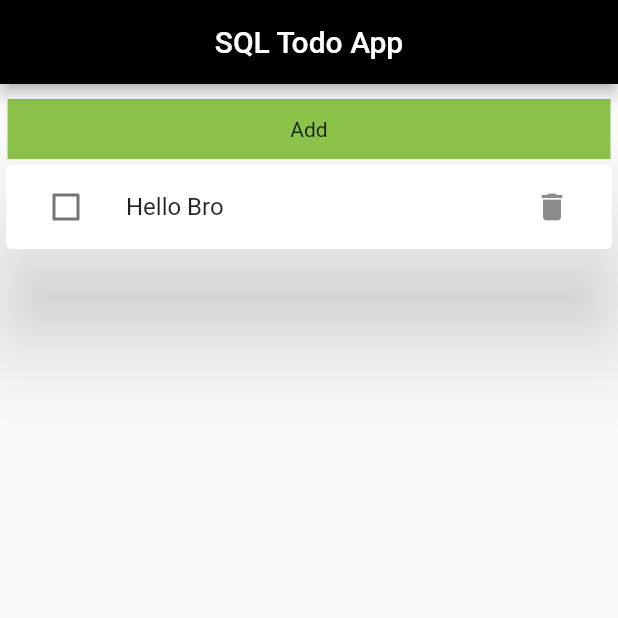
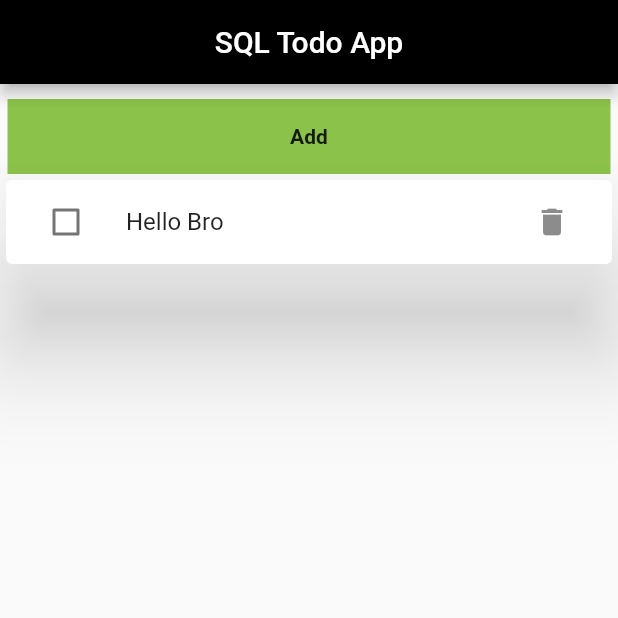
Before and after one commit to edewindt/todo_sqlflite, a Flutter app: the screen it shows after launch, on a phone screen of 412 x 824 dp, the top half of it. Run offline on Flutter 3.47's test engine with Material 2 defaults, Android fonts, the phone set to English and light mode, and no system bars.

Commit message:
added gesture dectector

```diff
--- a/lib/todo_list.dart
+++ b/lib/todo_list.dart
@@ -17,7 +17,7 @@ class _TodoListState extends State<TodoList> {
         width: 800,
         child: ListView(
           children: [
-            Container(margin: EdgeInsets.symmetric(horizontal: 5),height: 40,color: Colors.lightGreen,child: Center(child:Text("Add")),),
+            GestureDetector(onTap: (){print("added");},child: Container(margin: EdgeInsets.symmetric(horizontal: 5),height: 50,color: Colors.lightGreen,child: Center(child:Text("Add", style: TextStyle(fontWeight: FontWeight.bold),)),)),
             Card(
               elevation: 30,
               child: ListTile(
```
